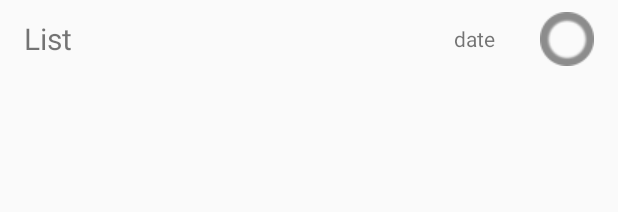
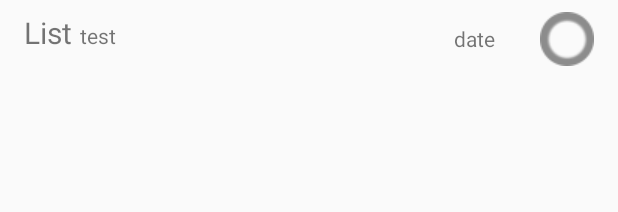
Before and after one commit to greenstack/yatm, an Android app: the layout list_item.xml on its own in the app's theme, with its tools: preview values and no code run, on a phone screen of 412 x 824 dp. Shown: the top 212 px of the screen. Run offline under Robolectric (Android 15) with nearby library versions, the phone set to English and light mode, and no system bars.

Commit message:
Lots of stuff

```diff
--- a/app/src/main/java/dj/yatm/Views/ListDataActivity.java
+++ b/app/src/main/java/dj/yatm/Views/ListDataActivity.java
@@ -28,7 +28,6 @@ public class ListDataActivity extends AppCompatActivity {
     private Spinner type;
     private Spinner priority;
     private Button saveButton;
-    private Presenter presenter;
     public ListItem current;
     public ListItem parent;
     public CalendarView calendarView;
@@ -40,7 +39,6 @@ public class ListDataActivity extends AppCompatActivity {
         priority = findViewById(R.id.priority_spinner);
         saveButton = findViewById(R.id.save_setup_button);
         calendarView = findViewById(R.id.calendarView);
-        presenter = new Presenter();
     }
 
     @Override
@@ -96,8 +94,6 @@ public class ListDataActivity extends AppCompatActivity {
                 }
 
                 if (current == null) {
-                    long date = calendarView.getDate();
-                    long saved = savedDate.atStartOfDay(ZoneId.systemDefault()).toEpochSecond();
                     current = new ListItem(
                             name.getText().toString(),
                             numPriority,
--- a/app/src/main/java/dj/yatm/model/TaskListDbHelper.java
+++ b/app/src/main/java/dj/yatm/model/TaskListDbHelper.java
@@ -194,7 +194,7 @@ public class TaskListDbHelper extends SQLiteOpenHelper {
     private ListItem fromCursor(Cursor cursor) throws CursorIndexOutOfBoundsException {
         Long epochDay = cursor.getLong(cursor.getColumnIndexOrThrow(TaskEntry.COLUMN_NAME_DUE_DATE));
         LocalDate date = null;
-        if (epochDay != null)
+        if (epochDay != null && epochDay != 0)
             date = LocalDate.ofEpochDay(epochDay);
 
         ListItem read = new ListItem(
--- a/app/src/main/res/layout/list_item.xml
+++ b/app/src/main/res/layout/list_item.xml
@@ -13,6 +13,10 @@
     tools:layout_editor_absoluteX="8dp"
     tools:layout_editor_absoluteY="8dp">
 
+    <LinearLayout
+        android:layout_width="wrap_content"
+        android:layout_height="wrap_content"
+        android:orientation="horizontal">
         <TextView
             android:id="@+id/title"
             android:layout_width="wrap_content"
@@ -22,6 +26,15 @@
             android:layout_marginStart="8dp"
             android:text="@string/list_name"
             android:textSize="20sp" />
+
+        <TextView
+            android:id="@+id/subtaskCount"
+            android:layout_width="wrap_content"
+            android:layout_height="wrap_content"
+            android:layout_centerVertical="true"
+            android:text="test"
+            android:paddingLeft="5dp"/>
+    </LinearLayout>
 
     <TextView
         android:id="@+id/date_text_main"
```
Also changed, not shown: app/src/main/java/dj/yatm/Views/MainActivity.java (+7 -0 lines), app/src/main/java/dj/yatm/model/AbstractListItem.java (+57 -0 lines). Lines whose indentation alone changed are shown as unchanged.
